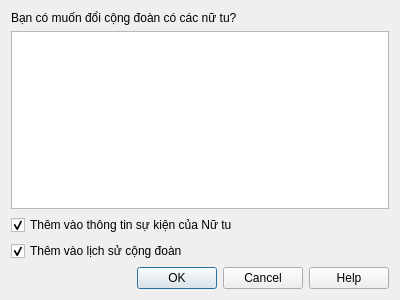
emtrai/hrm_monastery, file app/view/dialog/dlgconfirmupdatepeoplecomm.ui: the form before one commit.
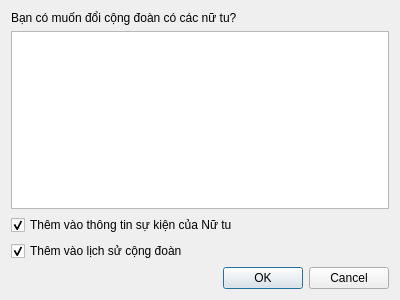
The form after the commit.

Diff of the .ui file:
```diff
--- a/app/view/dialog/dlgconfirmupdatepeoplecomm.ui
+++ b/app/view/dialog/dlgconfirmupdatepeoplecomm.ui
@@ -58,7 +58,7 @@
       <enum>Qt::Horizontal</enum>
      </property>
      <property name="standardButtons">
-      <set>QDialogButtonBox::Cancel|QDialogButtonBox::Help|QDialogButtonBox::Ok</set>
+      <set>QDialogButtonBox::Cancel|QDialogButtonBox::Ok</set>
      </property>
     </widget>
    </item>
```
Left out of the diff: 2 changed lines with no effect on the pictures.
